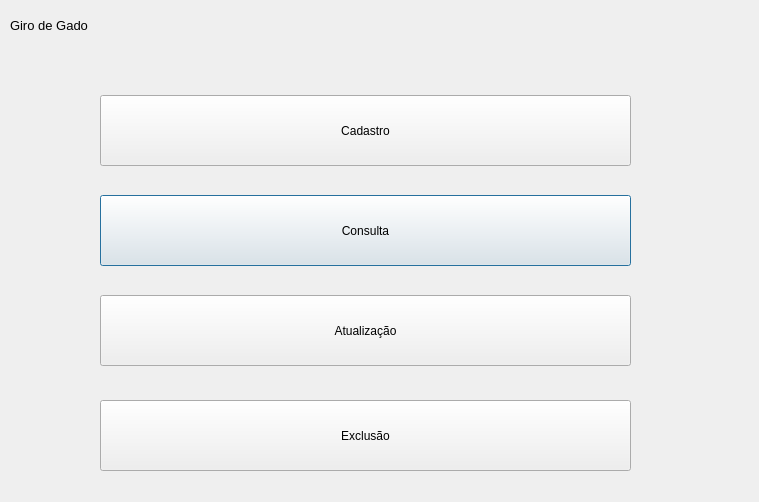
Before: the Qt Designer form cattlemanagementscreen.ui in MaceGabriel/GiroDeGado, drawn with Qt 5.
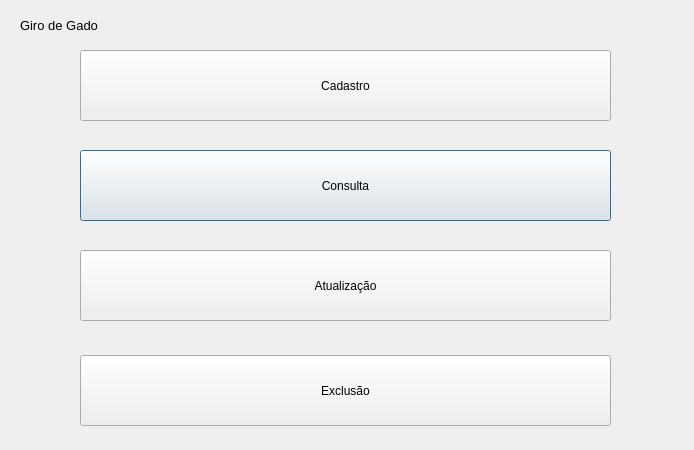
After: the same form once the commit is applied.

Patch:
```diff
--- a/cattlemanagementscreen.ui
+++ b/cattlemanagementscreen.ui
@@ -6,8 +6,8 @@
    <rect>
     <x>0</x>
     <y>0</y>
-    <width>759</width>
-    <height>502</height>
+    <width>694</width>
+    <height>450</height>
    </rect>
   </property>
   <property name="windowTitle">
@@ -16,8 +16,8 @@
   <widget class="QPushButton" name="pushButton_2">
    <property name="geometry">
     <rect>
-     <x>100</x>
-     <y>195</y>
+     <x>80</x>
+     <y>150</y>
      <width>531</width>
      <height>71</height>
     </rect>
@@ -29,8 +29,8 @@
   <widget class="QPushButton" name="pushButton_3">
    <property name="geometry">
     <rect>
-     <x>100</x>
-     <y>295</y>
+     <x>80</x>
+     <y>250</y>
      <width>531</width>
      <height>71</height>
     </rect>
@@ -42,8 +42,8 @@
   <widget class="QPushButton" name="pushButton">
    <property name="geometry">
     <rect>
-     <x>100</x>
-     <y>95</y>
+     <x>80</x>
+     <y>50</y>
      <width>531</width>
      <height>71</height>
     </rect>
@@ -55,7 +55,7 @@
   <widget class="QLabel" name="label">
    <property name="geometry">
     <rect>
-     <x>10</x>
+     <x>20</x>
      <y>10</y>
      <width>121</width>
      <height>31</height>
@@ -73,8 +73,8 @@
   <widget class="QPushButton" name="pushButton_4">
    <property name="geometry">
     <rect>
-     <x>100</x>
-     <y>400</y>
+     <x>80</x>
+     <y>355</y>
      <width>531</width>
      <height>71</height>
     </rect>
```
